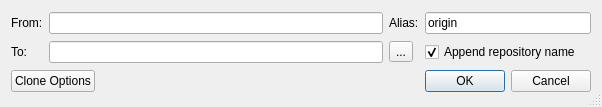
This is Repository/CloneRepositoryDlg.ui in macgitver/MacGitver as Qt 5 draws it before an edit. The edited form follows.
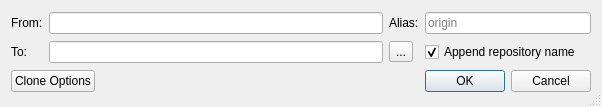
This is the edited form. Custom widgets are drawn as their Qt base class.

Commit message: Remote-Alias is an empty string by default

The edit to the form file:
```diff
--- a/Repository/CloneRepositoryDlg.ui
+++ b/Repository/CloneRepositoryDlg.ui
@@ -144,6 +144,9 @@
       </sizepolicy>
      </property>
      <property name="text">
+      <string/>
+     </property>
+     <property name="placeholderText">
       <string>origin</string>
      </property>
      <property name="mandatory" stdset="0">
```
The commit also changes 1 other file.
